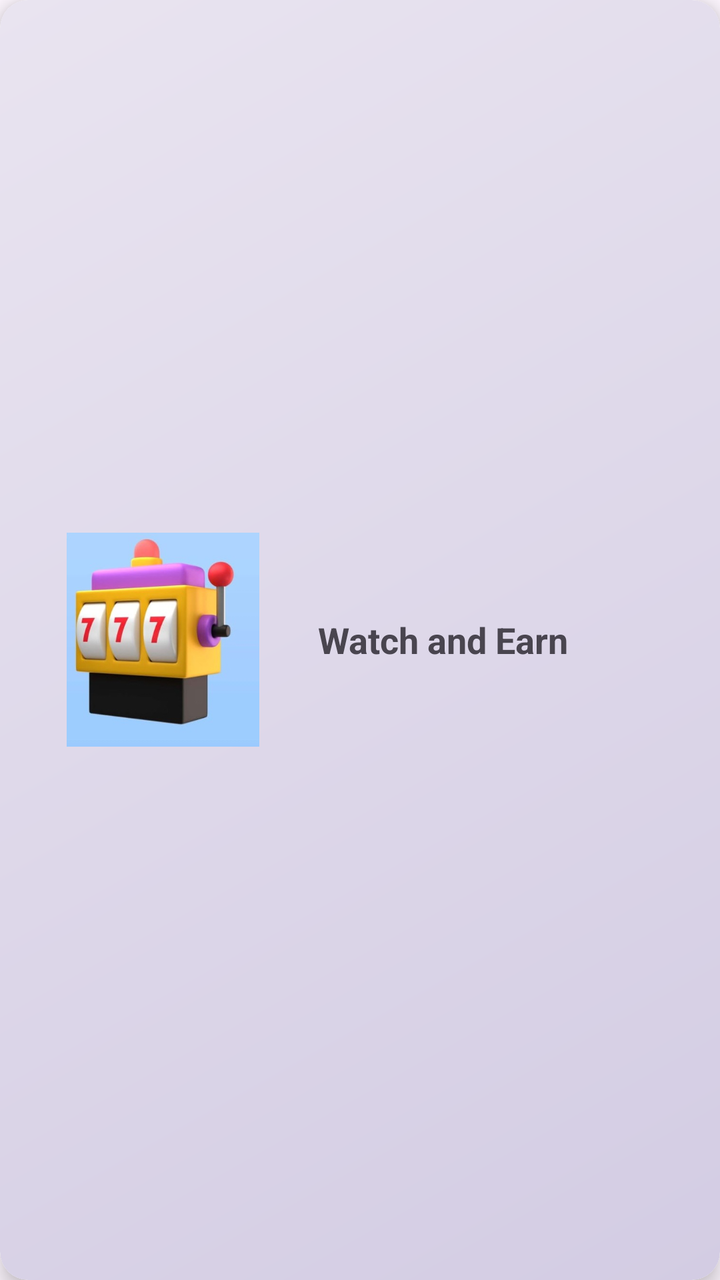
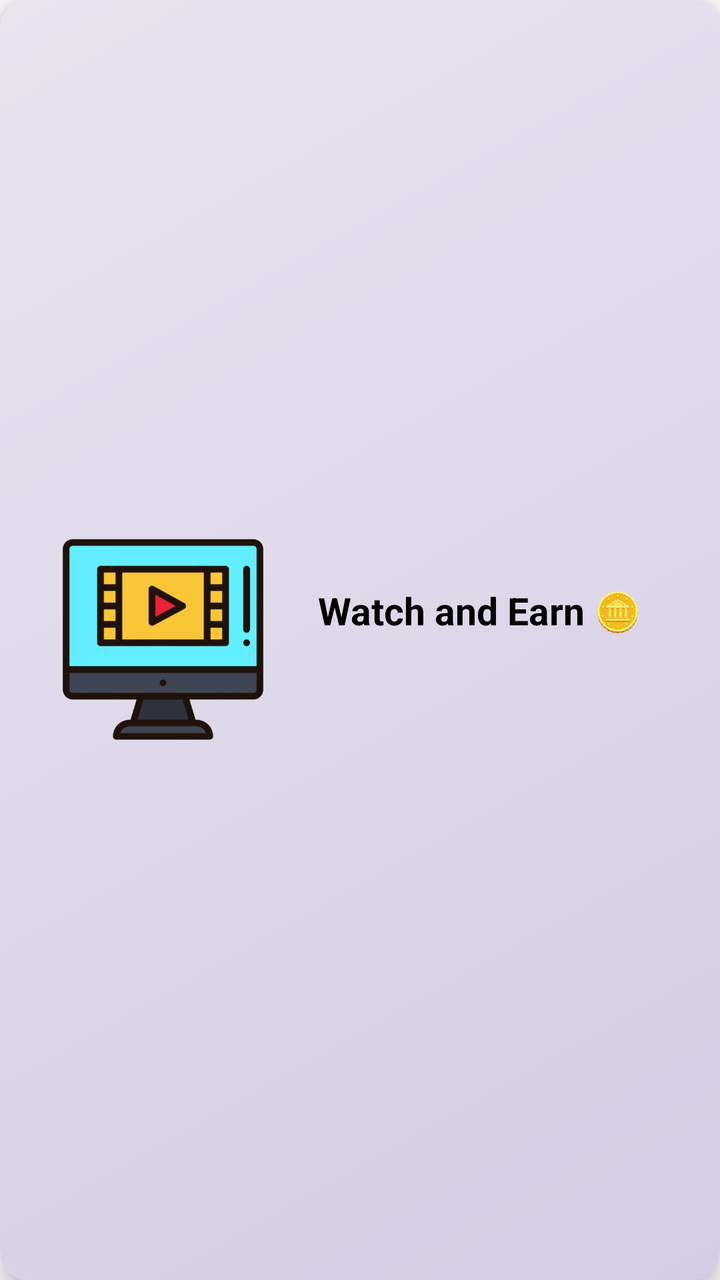

Compare the two renders of this Android layout. The source of the first and the diff that turns it into the second are given below.
<!-- AndroidManifest.xml: application theme Theme.RGamer -->
<!-- res/layout/card_watch_earn.xml -->
<?xml version="1.0" encoding="utf-8"?>
<androidx.cardview.widget.CardView
    xmlns:android="http://schemas.android.com/apk/res/android"
    xmlns:app="http://schemas.android.com/apk/res-auto"
    android:id="@+id/card_watch_earn"
    android:layout_width="match_parent"
    android:layout_height="157dp"
    android:layout_marginBottom="12dp"
    app:cardCornerRadius="14dp"
    app:cardElevation="6dp">

    <LinearLayout
        android:layout_width="match_parent"
        android:layout_height="match_parent"
        android:background="@drawable/bg_card_gradient"
        android:padding="16dp"
        android:orientation="horizontal"
        android:gravity="center_vertical">

        <ImageView
            android:layout_width="131dp"
            android:layout_height="107dp"
            android:src="@drawable/ic_watch" />

        <TextView
            android:layout_width="wrap_content"
            android:layout_height="wrap_content"
            android:layout_marginStart="12dp"
            android:text="Watch and Earn"
            android:textSize="18sp"
            android:textStyle="bold"/>

    </LinearLayout>
</androidx.cardview.widget.CardView>
<!-- resources referenced by this layout -->
<resources>
  <!-- drawable bg_card_gradient (drawable) -->
  <?xml version="1.0" encoding="utf-8"?>
  <shape xmlns:android="http://schemas.android.com/apk/res/android"
      android:shape="rectangle">
  
      
      <corners android:radius="14dp" />
  
      
      <gradient
          android:startColor="#D3CCE3"
          android:endColor="#E9E4F0"
          android:angle="135" />
  
  </shape>
  <!-- drawable ic_watch: jpg bitmap (drawable, 21959 bytes) -->
  <style name="Theme.RGamer" parent="Base.Theme.RGamer" />
  <style name="Base.Theme.RGamer" parent="Theme.Material3.DayNight.NoActionBar">
          
          
      </style>
</resources>

<!-- the commit's change to res/layout/card_watch_earn.xml (unified diff, before → after) -->
@@ -23,12 +23,13 @@
             android:src="@drawable/ic_watch" />
 
         <TextView
-            android:layout_width="wrap_content"
-            android:layout_height="wrap_content"
+            android:layout_width="249dp"
+            android:layout_height="55dp"
             android:layout_marginStart="12dp"
-            android:text="Watch and Earn"
-            android:textSize="18sp"
-            android:textStyle="bold"/>
+            android:text="Watch and Earn 🪙"
+            android:textColor="@color/black"
+            android:textSize="19dp"
+            android:textStyle="bold" />
 
     </LinearLayout>
 </androidx.cardview.widget.CardView>
<!-- resource entries referenced after the edit -->
@@ -1,5 +1,6 @@
 <!-- resources referenced by this layout -->
 <resources>
+  <color name="black">#FF000000</color>
   <!-- drawable bg_card_gradient (drawable) -->
   <?xml version="1.0" encoding="utf-8"?>
   <shape xmlns:android="http://schemas.android.com/apk/res/android"
@@ -15,7 +16,7 @@
           android:angle="135" />
   
   </shape>
-  <!-- drawable ic_watch: jpg bitmap (drawable, 21959 bytes) -->
+  <!-- drawable ic_watch: png bitmap (drawable, 89876 bytes) -->
   <style name="Theme.RGamer" parent="Base.Theme.RGamer" />
   <style name="Base.Theme.RGamer" parent="Theme.Material3.DayNight.NoActionBar">
           
